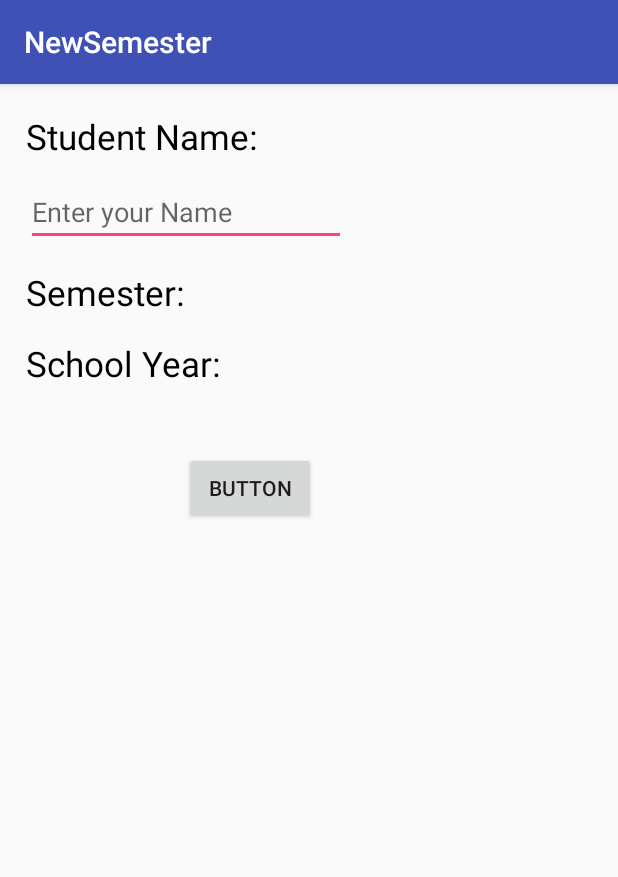
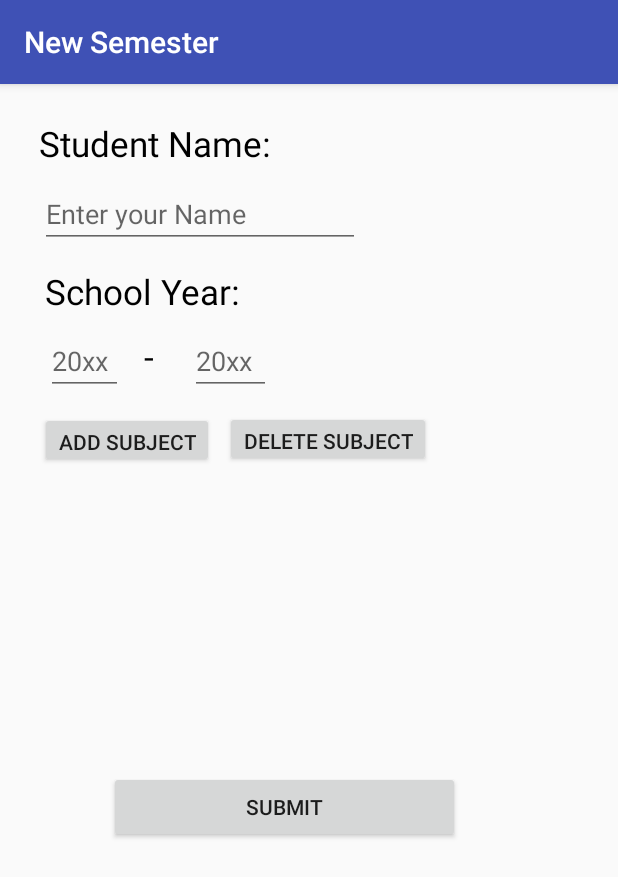
Before and after one commit to lancebendo/Student-Starter-Pack-App, an Android app: the screen it shows after launch (NewSemester), on a phone screen of 412 x 824 dp. Shown: the top 877 px of the screen. Run offline under Robolectric (Android 15) with nearby library versions, the phone set to English and light mode, and no system bars.

Commit message:
12/27/2016 11/29pm    nagawa ko yung new sem. next na yung new subject

```diff
--- a/Student Starter Pack/src/main/AndroidManifest.xml
+++ b/Student Starter Pack/src/main/AndroidManifest.xml
@@ -1,6 +1,7 @@
 <?xml version="1.0" encoding="utf-8"?>
 <manifest xmlns:android="http://schemas.android.com/apk/res/android"
     package="lancepogi.mobiledevelopmentproject">
+
 
     <application
         android:allowBackup="true"
@@ -18,8 +19,6 @@
         </activity>
 
 
-
-
         <activity
             android:name=".NewSemester"
             android:label="@string/title_activity_new_semester"
@@ -29,7 +28,6 @@
                 <action android:name="android.intent.action.MAIN" />
             </intent-filter>
         </activity>
-
 
 
         <activity
@@ -42,8 +40,6 @@
             </intent-filter>
         </activity>
 
-
-
     </application>
 
 </manifest>
--- a/Student Starter Pack/src/main/java/lancepogi/mobiledevelopmentproject/MainActivity.java
+++ b/Student Starter Pack/src/main/java/lancepogi/mobiledevelopmentproject/MainActivity.java
@@ -37,6 +37,7 @@ public class MainActivity extends AppCompatActivity {
 
         Toolbar toolbar = (Toolbar) findViewById(R.id.toolbar);
         setSupportActionBar(toolbar);
+        getSupportActionBar().setTitle("Student Starter Pack");
         // Create the adapter that will return a fragment for each of the three
         // primary sections of the activity.
         pagerAdapter = new PagerAdapterClass(getSupportFragmentManager());
--- a/Student Starter Pack/src/main/java/lancepogi/mobiledevelopmentproject/NewSemester.java
+++ b/Student Starter Pack/src/main/java/lancepogi/mobiledevelopmentproject/NewSemester.java
@@ -4,14 +4,20 @@ import android.content.Intent;
 import android.os.Bundle;
 import android.support.design.widget.FloatingActionButton;
 import android.support.design.widget.Snackbar;
+import android.support.v4.app.FragmentManager;
 import android.support.v7.app.AppCompatActivity;
 import android.support.v7.widget.Toolbar;
+import android.view.MotionEvent;
 import android.view.View;
 import android.widget.Button;
+import android.widget.EditText;
 
 public class NewSemester extends AppCompatActivity {
 
+    android.app.FragmentManager fm = getFragmentManager();
 
+
+    EditText etName, etYear1, etYear2;
 
     @Override
     protected void onCreate(Bundle savedInstanceState) {
@@ -19,14 +25,108 @@ public class NewSemester extends AppCompatActivity {
         setContentView(R.layout.activity_new_sem);
         Toolbar toolbar = (Toolbar) findViewById(R.id.toolbar);
         setSupportActionBar(toolbar);
+        getSupportActionBar().setTitle("New Semester");
+        etName = (EditText) findViewById(R.id.etName);
+        etYear1 = (EditText) findViewById(R.id.etYear1);
+        etYear2 = (EditText) findViewById(R.id.etYear2);
+
+        etName.setOnTouchListener(new View.OnTouchListener() {
+            @Override
+            public boolean onTouch(View v, MotionEvent event) {
+
+                if(etName.getText().toString().equals("Enter your Name")) {
+                    etName.setText("");
+                }
+                else {
+                    etName.setText(etName.getText());
+                }
+                return false;
+            }
+        });
+
+        etName.setOnFocusChangeListener(new View.OnFocusChangeListener() {
+            @Override
+            public void onFocusChange(View v, boolean hasFocus) {
+                if(hasFocus == false) {
+                    if(etName.getText().toString().equals("")) {
+                        etName.setText("Enter your Name");
+                    } else {
+                    }
+                }
+            }
+        });
+
+        etYear1.setOnTouchListener(new View.OnTouchListener() {
+
+            @Override
+            public boolean onTouch(View v, MotionEvent event) {
+                if (etYear1.getText().toString().equals("20xx")) {
+                    etYear1.setText("");
+                } else {
+                    etYear1.setText(etYear1.getText());
+                }
+                return false;
+            }
+        });
+
+        etYear1.setOnFocusChangeListener(new View.OnFocusChangeListener() {
+
+            @Override
+            public void onFocusChange(View v, boolean hasFocus) {
+                if(hasFocus == false) {
+                    if(etYear1.getText().toString().equals("")) {
+                        etYear1.setText("20xx");
+                    } else {
+
+                    }
+
+                }
+            }
+        });
+
+        etYear2.setOnTouchListener(new View.OnTouchListener() {
+
+            @Override
+            public boolean onTouch(View v, MotionEvent event) {
+                if (etYear2.getText().toString().equals("20xx")) {
+                    etYear2.setText("");
+                } else {
+                    etYear2.setText(etYear2.getText());
+                }
+                return false;
+            }
+        });
+
+        etYear2.setOnFocusChangeListener(new View.OnFocusChangeListener() {
+
+            @Override
+            public void onFocusChange(View v, boolean hasFocus) {
+                if(hasFocus == false) {
+                    if(etYear2.getText().toString().equals("")) {
+                        etYear2.setText("20xx");
+                    } else {
+
+                    }
+
+                }
+            }
+        });
+    }
+
+    public  void submitSem(View view) {
+        Intent intent = new Intent(this, MainActivity.class);
+        startActivity(intent);
+    }
+
+    public void newSubject(View view) {
+        FragmentNewSubject newSubject = new FragmentNewSubject();
+        newSubject.show(fm, "New Subject");
 
     }
 
-    public  void sendMessage(View view) {
-        Intent intent = new Intent(this, MainActivity.class);
-        intent.putExtra("asdas", "hello");
-        startActivity(intent);
-    }
+
+
+
 
 
 }
--- a/Student Starter Pack/src/main/res/layout/activity_new_sem.xml
+++ b/Student Starter Pack/src/main/res/layout/activity_new_sem.xml
@@ -1,11 +1,12 @@
 <?xml version="1.0" encoding="utf-8"?>
-<RelativeLayout xmlns:android="http://schemas.android.com/apk/res/android"
+<AbsoluteLayout xmlns:android="http://schemas.android.com/apk/res/android"
     xmlns:app="http://schemas.android.com/apk/res-auto"
     xmlns:tools="http://schemas.android.com/tools"
     android:layout_width="match_parent"
     android:layout_height="match_parent"
     android:fitsSystemWindows="true"
-    tools:context="lancepogi.mobiledevelopmentproject.NewSemester">
+    tools:context="lancepogi.mobiledevelopmentproject.NewSemester"
+    android:focusableInTouchMode="true">
 
     <android.support.design.widget.AppBarLayout
         android:layout_width="match_parent"
@@ -20,44 +21,6 @@
             app:popupTheme="@style/AppTheme.PopupOverlay" />
 
     </android.support.design.widget.AppBarLayout>
-    <EditText
-        android:layout_width="wrap_content"
-        android:layout_height="wrap_content"
-        android:inputType="textPersonName"
-        android:text="Enter your Name"
-        android:ems="10"
-        android:id="@+id/etName"
-        android:layout_below="@+id/tvName"
-        android:layout_alignLeft="@+id/tvName"
-        android:layout_alignStart="@+id/tvName"
-        android:layout_marginTop="12dp"
-        android:textColor="?android:attr/textColorSecondary" />
-
-    <TextView
-        android:text="School Year:"
-        android:layout_width="wrap_content"
-        android:layout_height="wrap_content"
-        android:id="@+id/tvSchoolYear"
-        android:layout_marginTop="16dp"
-        android:textSize="23sp"
-        android:layout_below="@+id/tvSemester"
-        android:layout_alignLeft="@+id/tvSemester"
-        android:layout_alignStart="@+id/tvSemester"
-        android:textColor="@android:color/black" />
-
-    <TextView
-        android:text="Semester:"
-        android:layout_width="wrap_content"
-        android:layout_height="wrap_content"
-        android:id="@+id/tvSemester"
-        android:layout_marginTop="15dp"
-        android:textSize="23sp"
-        android:layout_marginLeft="17dp"
-        android:layout_marginStart="17dp"
-        android:layout_below="@+id/etName"
-        android:layout_alignParentLeft="true"
-        android:layout_alignParentStart="true"
-        android:textColor="@android:color/black" />
 
     <TextView
         android:text="Student Name:"
@@ -70,19 +33,112 @@
         android:textColor="@android:color/black"
         android:layout_alignParentTop="true"
         android:layout_alignLeft="@+id/tvSemester"
-        android:layout_alignStart="@+id/tvSemester" />
+        android:layout_alignStart="@+id/tvSemester"
+        android:layout_x="26dp"
+        android:layout_y="80dp" />
+
+    <EditText
+        android:layout_width="wrap_content"
+        android:layout_height="wrap_content"
+        android:inputType="textPersonName"
+        android:text="Enter your Name"
+        android:ems="10"
+        android:id="@+id/etName"
+        android:layout_below="@+id/tvName"
+        android:layout_alignLeft="@+id/tvName"
+        android:layout_alignStart="@+id/tvName"
+        android:layout_marginTop="12dp"
+        android:textColor="?android:attr/textColorSecondary"
+        android:layout_x="27dp"
+        android:layout_y="120dp"
+        android:textColorLink="?attr/actionModeSplitBackground"
+
+        android:focusableInTouchMode="true"/>
+
+    <TextView
+        android:text="School Year:"
+        android:layout_width="wrap_content"
+        android:layout_height="wrap_content"
+        android:id="@+id/tvSchoolYear"
+        android:layout_marginTop="16dp"
+        android:textSize="23sp"
+        android:layout_below="@+id/tvSemester"
+        android:layout_alignLeft="@+id/tvSemester"
+        android:layout_alignStart="@+id/tvSemester"
+        android:textColor="@android:color/black"
+        android:layout_x="30dp"
+        android:layout_y="179dp" />
+
+    <EditText
+        android:layout_width="51dp"
+        android:layout_height="wrap_content"
+        android:inputType="textPersonName"
+        android:text="20xx"
+        android:ems="10"
+        android:layout_x="31dp"
+        android:layout_y="218dp"
+        android:id="@+id/etYear1"
+        android:textColor="?android:attr/textColorSecondary" />
+
+    <TextView
+        android:text="-"
+        android:layout_width="24dp"
+        android:layout_height="wrap_content"
+        android:layout_marginTop="16dp"
+        android:textSize="23sp"
+        android:layout_below="@+id/tvSemester"
+        android:layout_alignLeft="@+id/tvSemester"
+        android:layout_alignStart="@+id/tvSemester"
+        android:textColor="@android:color/black"
+        android:layout_x="96dp"
+        android:layout_y="222dp" />
+
+    <EditText
+        android:layout_width="54dp"
+        android:layout_height="wrap_content"
+        android:inputType="textPersonName"
+        android:text="20xx"
+        android:ems="10"
+        android:layout_x="127dp"
+        android:layout_y="218dp"
+        android:id="@+id/etYear2"
+        android:textColor="?android:attr/textColorSecondary" />
 
     <Button
-        android:text="Button"
+        android:text="Add Subject"
         android:layout_width="wrap_content"
+        android:layout_height="37dp"
+        android:layout_x="27dp"
+        android:layout_y="275dp"
+        android:id="@+id/btnAddSubject"
+        android:onClick="newSubject"/>
+
+    <Button
+        android:text="Delete Subject"
+        android:layout_width="wrap_content"
+        android:layout_height="37dp"
+        android:layout_x="150dp"
+        android:layout_y="274dp"
+        android:id="@+id/btnDeleteSubject" />
+
+    <Button
+        android:text="Submit"
+        android:layout_width="234dp"
         android:layout_height="wrap_content"
         android:layout_below="@+id/tvSchoolYear"
         android:layout_toRightOf="@+id/tvSemester"
         android:layout_toEndOf="@+id/tvSemester"
         android:layout_marginTop="43dp"
         android:id="@+id/btnSubmit"
-        android:onClick="sendMessage"
-        />
+        android:onClick="submitSem"
+        android:layout_x="73dp"
+        android:layout_y="514dp" />
+
+    <GridView
+        android:layout_width="310dp"
+        android:layout_height="175dp"
+        android:layout_x="32dp"
+        android:layout_y="331dp" />
 
 
-</RelativeLayout>
+</AbsoluteLayout>
```
Also changed, not shown: Student Starter Pack/src/main/java/lancepogi/mobiledevelopmentproject/FragmentNewSubject.java (added, +45 -0 lines), Student Starter Pack/src/main/res/layout/subject_fragment.xml (added, +13 -0 lines).
